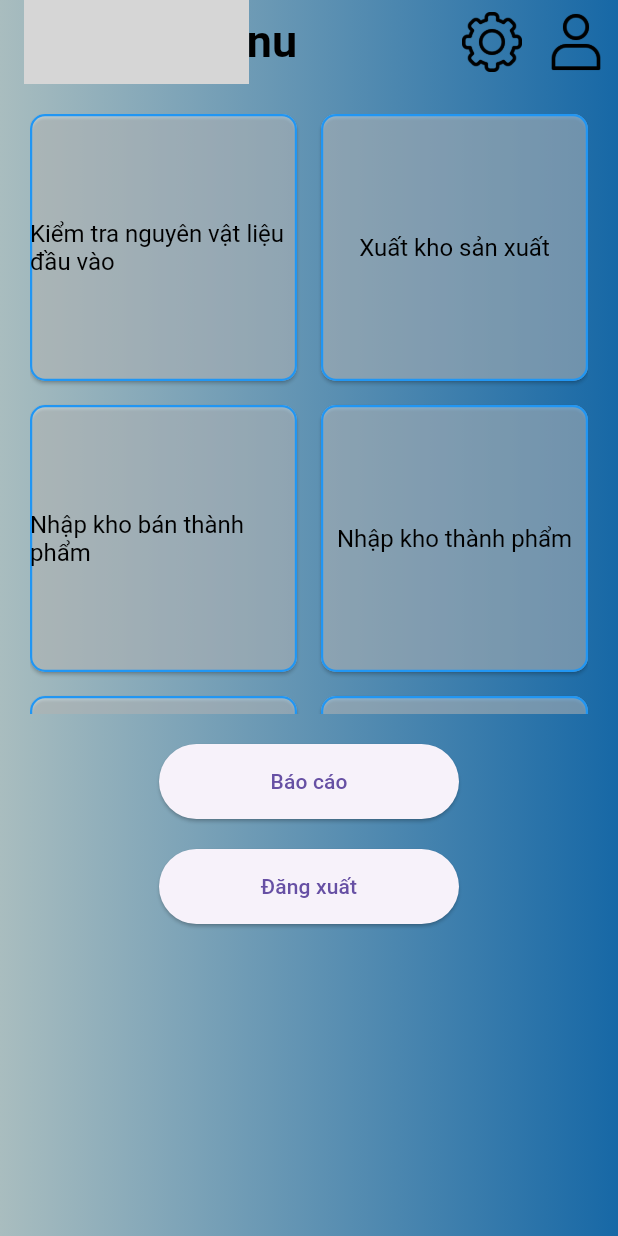
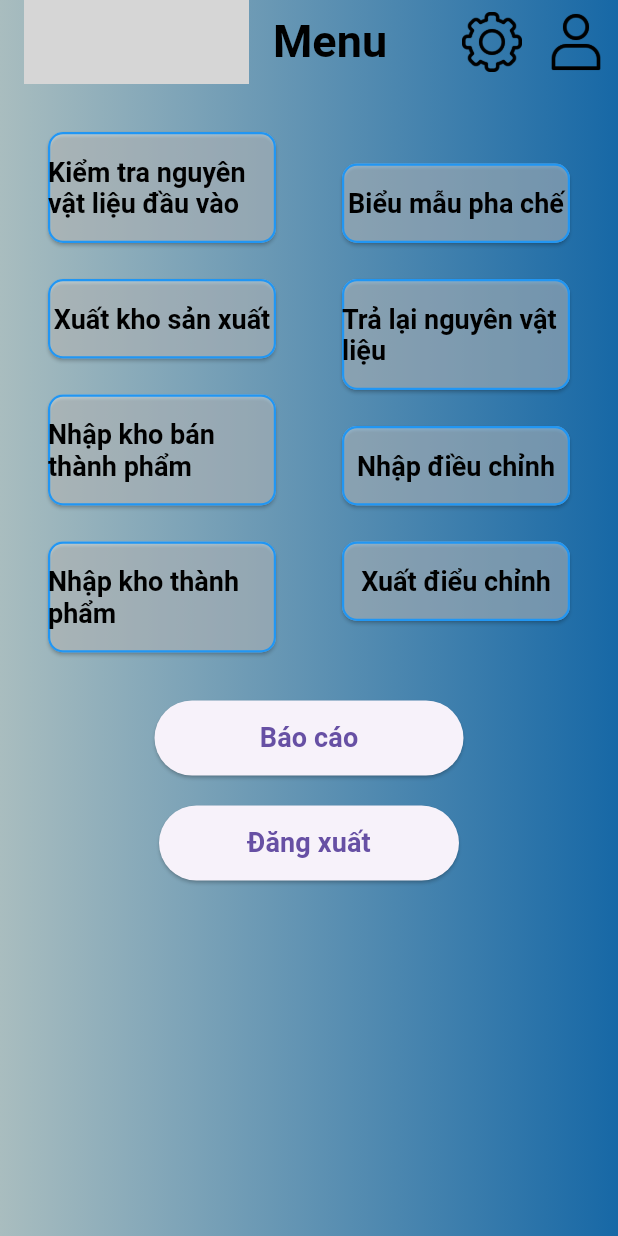
Before and after one commit to lhoanghai1912/FOXAI_Project1, a Flutter app: the screen it shows after launch, on a phone screen of 412 x 824 dp. Run offline on Flutter 3.47's test engine with Material 3 defaults, Android fonts, the phone set to English and light mode, and no system bars; network calls fail; grey boxes are pictures that could not be loaded.

Commit message:
update container Menu_screen

```diff
--- a/lib/main.dart
+++ b/lib/main.dart
@@ -1,7 +1,5 @@
 import 'package:first_foxai_project/menu_screen.dart';
-import 'package:first_foxai_project/workOrder_screen.dart';
 import 'package:flutter/material.dart';
-import 'login_screen.dart';
 
 void main() {
   runApp(MaterialApp(home: MenuScreen()));
--- a/lib/menu_screen.dart
+++ b/lib/menu_screen.dart
@@ -59,7 +59,7 @@ class _MenuScreenState extends State<MenuScreen> {
               ),
               Expanded(
                 child: Transform.translate(
-                  offset: Offset(-70, 0), //dịch phần tử sang trái 20px
+                  offset: Offset(-10, 0), //dịch phần tử sang trái 20px
                   child: Text(
                     "Menu",
                     style: TextStyle(
@@ -106,58 +106,93 @@ class _MenuScreenState extends State<MenuScreen> {
           ),
         ),
         child: Column(
+          crossAxisAlignment: CrossAxisAlignment.center,
           children: [
-            SizedBox(
-              height: 400,
-              child: GridView.count(
-                crossAxisCount: 2,
-                crossAxisSpacing: 16,
-                mainAxisSpacing: 16,
-                shrinkWrap: true,
-                children: List.generate(buttonTexts.length, (index) {
-                  return ElevatedButton(
-                    style: buttonStyle,
-                    onPressed: () {
-                      // Navigator.push(
-                      //   context,
-                      //   MaterialPageRoute(builder: (context) => SettingScreen()),
-                      // );
-                    },
-                    child: Text(buttonTexts[index]),
-                  );
-                }),
+            Row(
+              mainAxisAlignment: MainAxisAlignment.center,
+              children: [
+                Expanded(
+                  child: Column(
+                    children: List.generate(4, (index) {
+                      return Padding(
+                        padding: const EdgeInsets.all(12.0),
+                        child: SizedBox(
+                          width: MediaQuery.of(context).size.width * 0.5,
+                          child: ElevatedButton(
+                            style: buttonStyle,
+                            onPressed: () {},
+                            child: Text(buttonTexts[index],
+                              style: TextStyle(
+                                fontSize: 18,
+                                fontWeight: FontWeight.bold,
+                              ),
+                            ),
+                          ),
+                        ),
+                      );
+                    }),
+                  ),
+                ),
+                const SizedBox(width: 20),
+                Expanded(
+                  child: Column(
+                    children: List.generate(4, (index) {
+                      return Padding(
+                        padding: const EdgeInsets.all(12.0),
+                        child: SizedBox(
+                          width: MediaQuery.of(context).size.width * 0.5,
+                          child: ElevatedButton(
+                            style: buttonStyle,
+                            onPressed: () {},
+                            child: Text(buttonTexts[index + 4],
+                              style: TextStyle(
+                                fontSize: 18,
+                                fontWeight: FontWeight.bold,
+                              ),
+                            ),
+                          ),
+                        ),
+                      );
+                    }),
+                  ),
+                ),
+              ],
+            ),
+            const SizedBox(width: 20),
+            const SizedBox(height: 20),
+            // Button 9: Báo cáo
+            Center(
+              child: SizedBox(
+                width: MediaQuery.of(context).size.width * 0.5,
+                height: 50,
+                child: ElevatedButton(
+                  onPressed: () {
+                    print("Báo cáo clicked");
+                  },
+                  child: const Text("Báo cáo",
+                  style: TextStyle(
+                    fontSize: 18,
+                    fontWeight: FontWeight.bold,
+                  ),
+                  ),
+                ),
               ),
             ),
             const SizedBox(height: 20),
+            // Button 10: Đăng xuất
             Center(
               child: SizedBox(
                 width: 200,
                 height: 50,
                 child: ElevatedButton(
                   onPressed: () {
-                    // Navigator.push(
-                    //   context,
-                    //   MaterialPageRoute(builder: (context) => SettingScreen()),
-                    // );
+                    print("Đăng xuất clicked");
                   },
-                  child: Text("Báo cáo"),
-                ),
-              ),
-            ),
-            const SizedBox(height: 20),
-            // Button 10
-            Center(
-              child: SizedBox(
-                width: 200,
-                height: 50,
-                child: ElevatedButton(
-                  onPressed: () {
-                    // Navigator.push(
-                    //   context,
-                    //   MaterialPageRoute(builder: (context) => SettingScreen()),
-                    // );
-                  },
-                  child: Text("Đăng xuất"),
+                  child: Text("Đăng xuất",
+                    style: TextStyle(
+                      fontSize: 18,
+                      fontWeight: FontWeight.bold,),
+                  ),
                 ),
               ),
             ),
```
